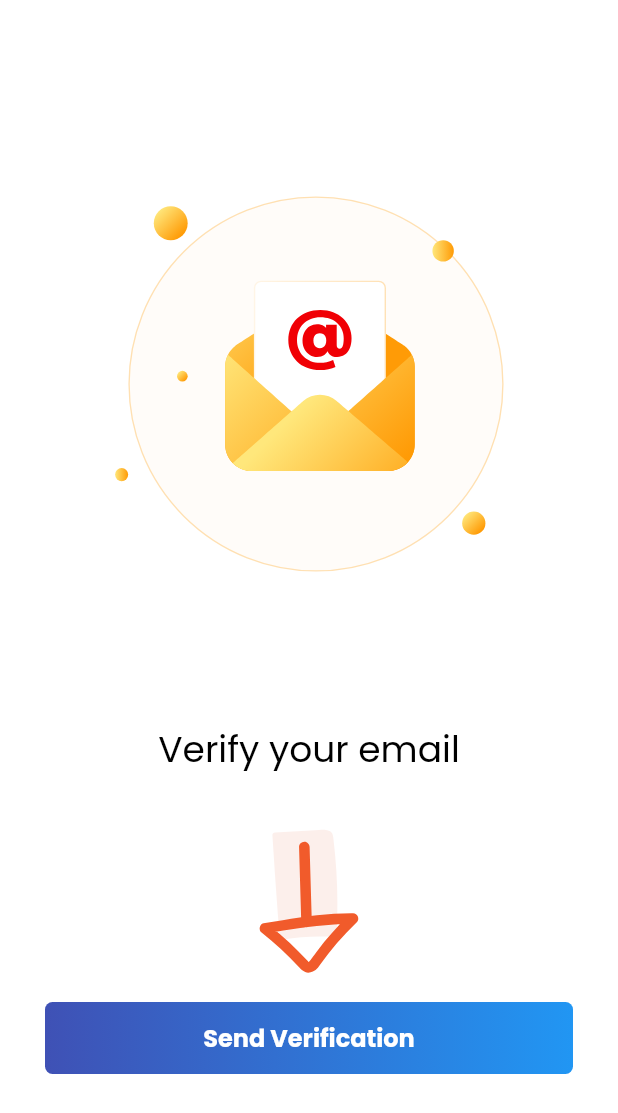
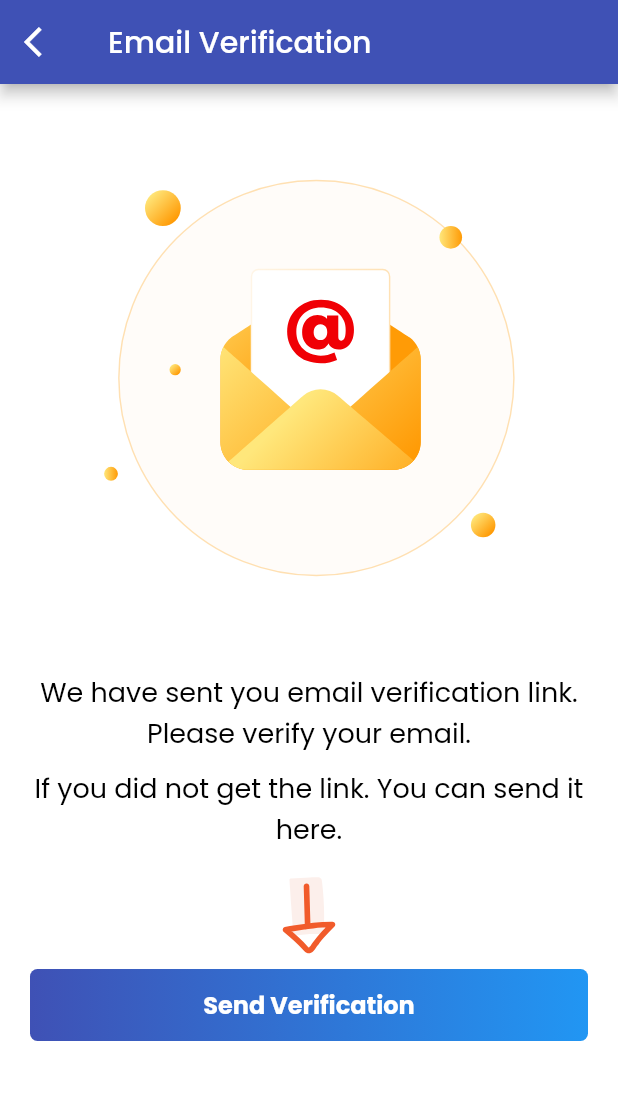
Before and after one commit to amirovsunnat/mynotes, a Flutter app: the EmailVerificationScreen screen opened by its route, after a tap on "Send Verification", on a phone screen of 412 x 824 dp. Shown: the top 1113 px of the screen. Run offline on Flutter 3.47's test engine with Material 2 defaults, Android fonts, the phone set to English and light mode, and no system bars; our stand-ins replace another_flushbar, firebase_auth, firebase_core, google_fonts, google_sign_in, lottie; accounts and stored records are empty; generated files the repository leaves out were written again; network calls fail.

Commit message:
Sending email verification is configure.

```diff
--- a/lib/main.dart
+++ b/lib/main.dart
@@ -49,7 +49,7 @@ class MyNotesApp extends StatelessWidget {
             return Container(
               width: double.infinity,
               height: double.infinity,
-              decoration: const BoxDecoration(color: Colors.indigoAccent),
+              decoration: const BoxDecoration(color: Colors.white),
               child: const Center(
                 child: CircularProgressIndicator(),
               ),
--- a/lib/screens/email_verification_screen.dart
+++ b/lib/screens/email_verification_screen.dart
@@ -2,6 +2,7 @@ import 'package:firebase_auth/firebase_auth.dart';
 import 'package:flutter/material.dart';
 import 'package:google_fonts/google_fonts.dart';
 import 'package:lottie/lottie.dart';
+import 'package:mynotes/constants/routes.dart';
 
 class EmailVerificationScreen extends StatefulWidget {
   const EmailVerificationScreen({super.key});
@@ -12,11 +13,25 @@ class EmailVerificationScreen extends StatefulWidget {
 }
 
 class _EmailVerificationScreenState extends State<EmailVerificationScreen> {
-  bool _isEmailVerified = false;
-
   @override
   Widget build(BuildContext context) {
     return Scaffold(
+      appBar: AppBar(
+        title: Text(
+          "Email Verification",
+          style: GoogleFonts.poppins(),
+        ),
+        backgroundColor: Colors.indigo,
+        leading: IconButton(
+          onPressed: () {
+            Navigator.of(context).pushNamedAndRemoveUntil(
+              authenticationRoute,
+              (route) => false,
+            );
+          },
+          icon: const Icon(Icons.arrow_back_ios),
+        ),
+      ),
       body: Stack(
         children: [
           Container(
@@ -27,7 +42,7 @@ class _EmailVerificationScreenState extends State<EmailVerificationScreen> {
           Align(
             alignment: Alignment.topCenter,
             child: Padding(
-              padding: const EdgeInsets.only(top: 80, left: 30, right: 30),
+              padding: const EdgeInsets.only(top: 10, left: 20, right: 20),
               child: SingleChildScrollView(
                 child: Column(
                   children: [
@@ -35,21 +50,29 @@ class _EmailVerificationScreenState extends State<EmailVerificationScreen> {
                       "assets/images/verify_email_animation.json",
                     ),
                     const SizedBox(
-                      height: 50,
+                      height: 10,
                     ),
                     Center(
                       child: Text(
-                        _isEmailVerified
-                            ? "You verified your email. You can log in to your account"
-                            : "Verify your email",
+                        "We have sent you email verification link. Please verify your email.",
                         style: GoogleFonts.poppins(
-                          fontSize: 24,
-                          color: Colors.black,
-                        ),
+                            fontSize: 18, color: Colors.black),
+                        textAlign: TextAlign.center,
                       ),
                     ),
+                    const SizedBox(
+                      height: 10,
+                    ),
+                    Text(
+                      "If you did not get the link. You can send it here.",
+                      style: GoogleFonts.poppins(
+                        fontSize: 18,
+                        color: Colors.black,
+                      ),
+                      textAlign: TextAlign.center,
+                    ),
                     Lottie.asset("assets/images/animated_arrow.json",
-                        height: 150),
+                        height: 80),
                     Container(
                       width: double.infinity,
                       decoration: const BoxDecoration(
@@ -66,19 +89,12 @@ class _EmailVerificationScreenState extends State<EmailVerificationScreen> {
                           final user = FirebaseAuth.instance.currentUser;
 
                           await user!.sendEmailVerification();
-                          await user.reload(); // Reload the user data
-                          if (user.emailVerified) {
-                            setState(() {
-                              _isEmailVerified = true;
-                            });
-                            Navigator.of(context).pop();
-                          }
                         },
                         style: ElevatedButton.styleFrom(
                             backgroundColor: Colors.transparent,
                             shadowColor: Colors.transparent),
                         child: Text(
-                          _isEmailVerified ? "Sign In" : "Send Verification",
+                          "Send Verification",
                           style: GoogleFonts.poppins(
                             fontSize: 16,
                             fontWeight: FontWeight.w700,
```
Also changed, not shown: lib/screens/auth_screen.dart (+22 -10 lines), lib/screens/notes_screen.dart (+12 -3 lines).
